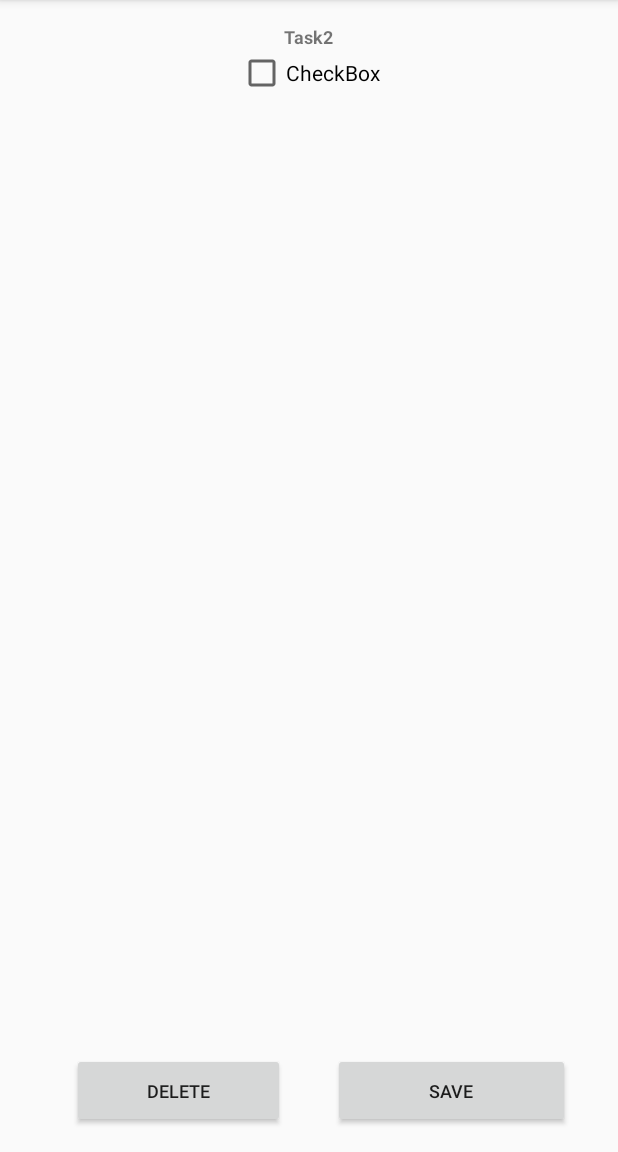
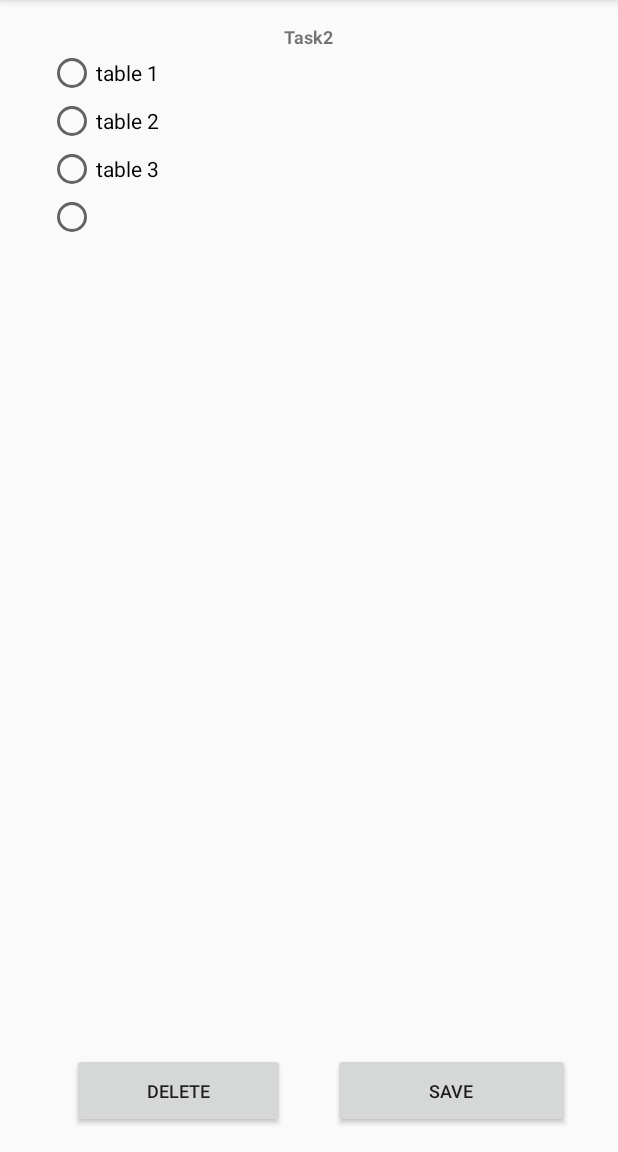
Before and after one commit to abrajner/AGHMobileTechnologyProject, an Android app: the MainTableActivity screen opened directly, with no data from a screen before it, after a tap on "Task2", on a phone screen of 412 x 824 dp, the part 84-1236 px from its top. Run offline under Robolectric (Android 15) with nearby library versions, the phone set to English and light mode, and no system bars.

Commit message:
display tables list - radio group

```diff
--- a/app/src/main/java/com/example/aghmobiletechnologyproject/MainTableActivity.java
+++ b/app/src/main/java/com/example/aghmobiletechnologyproject/MainTableActivity.java
@@ -4,12 +4,16 @@ import androidx.appcompat.app.AppCompatActivity;
 import androidx.fragment.app.FragmentManager;
 import androidx.fragment.app.ListFragment;
 
+import android.content.Context;
 import android.content.Intent;
 import android.content.pm.ActivityInfo;
 import android.os.Bundle;
 import android.view.View;
 import android.widget.Button;
 import android.widget.EditText;
+import android.widget.LinearLayout;
+import android.widget.RadioButton;
+import android.widget.RadioGroup;
 import android.widget.TextView;
 import android.widget.Toast;
 
@@ -18,7 +22,7 @@ public class MainTableActivity extends AppCompatActivity implements TaskAdapter.
     TextView taskName;
     Button buttonAddNewTask;
     EditText newTaskName;
-    public static TasksListFragment listFragment;
+    private TasksListFragment listFragment;
     private FragmentManager fragmentManager;
 
     @Override
@@ -31,6 +35,10 @@ public class MainTableActivity extends AppCompatActivity implements TaskAdapter.
 
         this.fragmentManager = this.getSupportFragmentManager();
         listFragment = (TasksListFragment) fragmentManager.findFragmentById(R.id.list_frag);
+
+        if(!(getResources().getConfiguration().orientation == ActivityInfo.SCREEN_ORIENTATION_PORTRAIT)){
+            TaskDetailsFragment.getRadioButtonListOfTables(findViewById(R.id.table_list), this);
+        }
 
         Intent intent = getIntent();
         String message = intent.getStringExtra(MainActivity.EXTRA_MESSAGE);
@@ -58,6 +66,7 @@ public class MainTableActivity extends AppCompatActivity implements TaskAdapter.
             this.taskName.setText(ApplicationClass.listOfTasks.get(index).getTaskName());
         }else{
             displayDialogWindowWithTaskDetails(index);
+            listFragment.notifyDataChanged();
         }
         //TO-DO set list of available tables from database for task
     }
--- a/app/src/main/java/com/example/aghmobiletechnologyproject/TaskDetailsDialog.java
+++ b/app/src/main/java/com/example/aghmobiletechnologyproject/TaskDetailsDialog.java
@@ -1,38 +1,39 @@
 package com.example.aghmobiletechnologyproject;
 
+import android.content.Context;
 import android.content.Intent;
 import android.os.Bundle;
-import android.view.LayoutInflater;
 import android.view.View;
-import android.view.ViewGroup;
 import android.widget.Button;
+import android.widget.LinearLayout;
+import android.widget.RadioButton;
+import android.widget.RadioGroup;
 import android.widget.TextView;
 
-import androidx.annotation.NonNull;
-import androidx.annotation.Nullable;
 import androidx.appcompat.app.AppCompatActivity;
-import androidx.fragment.app.DialogFragment;
-import androidx.fragment.app.Fragment;
-import androidx.fragment.app.FragmentManager;
 
 public class TaskDetailsDialog extends AppCompatActivity {
+    private TasksListFragment listFragment;
+
     @Override
     protected void onCreate(Bundle savedInstanceState){
         super.onCreate(savedInstanceState);
         setContentView(R.layout.dialog_window_task_details_layout);
 
         Intent intent = getIntent();
-        final String message = intent.getStringExtra(MainTableActivity.TASK_DETAILS_MESSAGE);
+        final int chosenTaskIndex = Integer.parseInt(intent.getStringExtra(MainTableActivity.TASK_DETAILS_MESSAGE));
 
         Button deleteButton = (Button) findViewById(R.id.delete_button);
         Button saveButton = (Button) findViewById(R.id.save_button);
         TextView chosenTaskName = (TextView) findViewById(R.id.chosen_task_name_text);
-        chosenTaskName.setText(ApplicationClass.listOfTasks.get(Integer.valueOf(message)).getTaskName());
+        chosenTaskName.setText(ApplicationClass.listOfTasks.get(chosenTaskIndex).getTaskName());
+
+        TaskDetailsFragment.getRadioButtonListOfTables(findViewById(R.id.table_list), this);
 
         deleteButton.setOnClickListener(new View.OnClickListener() {
             @Override
             public void onClick(View v) {
-                ApplicationClass.listOfTasks.remove(Integer.valueOf(message));
+                ApplicationClass.listOfTasks.remove(chosenTaskIndex);
                 backToParentActivity();
             }
         });
@@ -40,7 +41,6 @@ public class TaskDetailsDialog extends AppCompatActivity {
         saveButton.setOnClickListener(new View.OnClickListener() {
             @Override
             public void onClick(View v) {
-//                listFragment.notifyDataChanged();
                 backToParentActivity();
             }
         });
--- a/app/src/main/java/com/example/aghmobiletechnologyproject/TaskDetailsFragment.java
+++ b/app/src/main/java/com/example/aghmobiletechnologyproject/TaskDetailsFragment.java
@@ -1,5 +1,6 @@
 package com.example.aghmobiletechnologyproject;
 
+import android.content.Context;
 import android.os.Bundle;
 
 import androidx.fragment.app.Fragment;
@@ -7,6 +8,9 @@ import androidx.fragment.app.Fragment;
 import android.view.LayoutInflater;
 import android.view.View;
 import android.view.ViewGroup;
+import android.widget.LinearLayout;
+import android.widget.RadioButton;
+import android.widget.RadioGroup;
 
 
 /**
@@ -25,4 +29,23 @@ public class TaskDetailsFragment extends Fragment {
         // Inflate the layout for this fragment
         return inflater.inflate(R.layout.fragment_task_details, container, false);
     }
+
+
+    public static void getRadioButtonListOfTables(View view, Context context){
+        RadioGroup radioGroup = (RadioGroup) view.findViewById(R.id.table_list_radio);
+        RadioGroup.LayoutParams layoutParams;
+        for(int i = 0; i< ApplicationClass.listOfTables.size(); i++){
+            RadioButton radioButton = new RadioButton(context);
+            radioButton.setText(ApplicationClass.listOfTables.get(i).getDescription());
+            layoutParams = new RadioGroup.LayoutParams(RadioGroup.LayoutParams.MATCH_PARENT, RadioGroup.LayoutParams.MATCH_PARENT);
+            radioGroup.addView(radioButton, layoutParams);
+        }
+    }
+
+    public static RadioButton getSelectedValue(View view, Context context){
+        RadioGroup radioGroup = (RadioGroup) view.findViewById(R.id.table_list_radio);
+        int selectedValue = radioGroup.getCheckedRadioButtonId();
+        RadioButton radioButton = (RadioButton) view.findViewById(selectedValue);
+        return radioButton;
+    }
 }
--- a/app/src/main/res/layout/fragment_task_details.xml
+++ b/app/src/main/res/layout/fragment_task_details.xml
@@ -53,17 +53,16 @@
         app:layout_constraintTop_toBottomOf="@+id/chosen_task_name">
 
         <LinearLayout
-            android:id="@+id/buckets_list"
+            android:id="@+id/table_list"
             android:layout_width="match_parent"
             android:layout_height="0dp"
             android:orientation="vertical">
+            <RadioGroup
+                android:id="@+id/table_list_radio"
+                android:layout_width="match_parent"
+                android:layout_height="match_parent"
+                android:orientation="vertical"/>
 
-            <CheckBox
-                android:id="@+id/buckets_list_checkbox"
-                android:layout_width="wrap_content"
-                android:layout_height="wrap_content"
-                android:layout_gravity="center_horizontal"
-                android:text="CheckBox" />
         </LinearLayout>
     </ScrollView>
 
```
Also changed, not shown: app/src/main/java/com/example/aghmobiletechnologyproject/ApplicationClass.java (+7 -2 lines), app/src/main/java/com/example/aghmobiletechnologyproject/MainActivity.java (+7 -7 lines).
